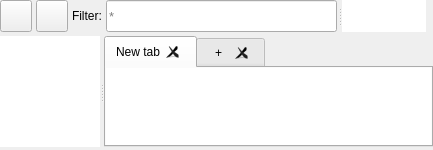
Before: the Qt Designer form src/conan_explorer/ui/views/package_explorer/package_explorer.ui in goszpeti/conan_explorer, drawn with Qt 5.
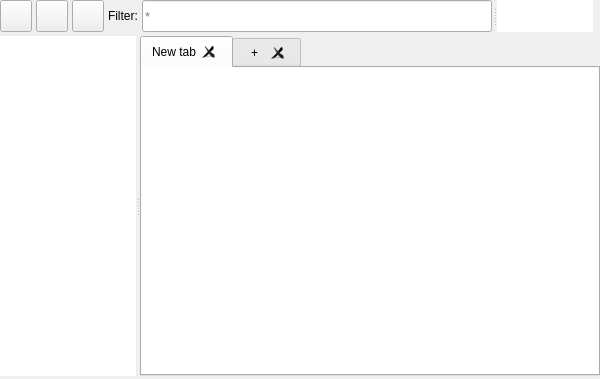
After: the same form once the commit is applied.

Commit message: Finalize show sizes functionality * Add expand/collapse all button * Fix pop-in issues with load * Re-enable child filter in package selection * Fix crash for get_folder_size_mb with links

What changed in the file:
```diff
--- a/src/conan_explorer/ui/views/package_explorer/package_explorer.ui
+++ b/src/conan_explorer/ui/views/package_explorer/package_explorer.ui
@@ -6,8 +6,8 @@
    <rect>
     <x>0</x>
     <y>0</y>
-    <width>433</width>
-    <height>150</height>
+    <width>600</width>
+    <height>379</height>
    </rect>
   </property>
   <property name="windowTitle">
@@ -96,6 +96,28 @@
        </property>
       </widget>
      </item>
+     <item>
+      <widget class="QPushButton" name="expand_all_button">
+       <property name="minimumSize">
+        <size>
+         <width>32</width>
+         <height>32</height>
+        </size>
+       </property>
+       <property name="maximumSize">
+        <size>
+         <width>32</width>
+         <height>32</height>
+        </size>
+       </property>
+       <property name="toolTip">
+        <string extracomment="Expand all/Collapse all"/>
+       </property>
+       <property name="text">
+        <string/>
+       </property>
+      </widget>
+     </item>
      <item>
       <widget class="QLabel" name="package_filter_label">
        <property name="sizePolicy">
```
Left out of the diff: 40 changed lines with no effect on the pictures. The commit also changes 8 other files.
